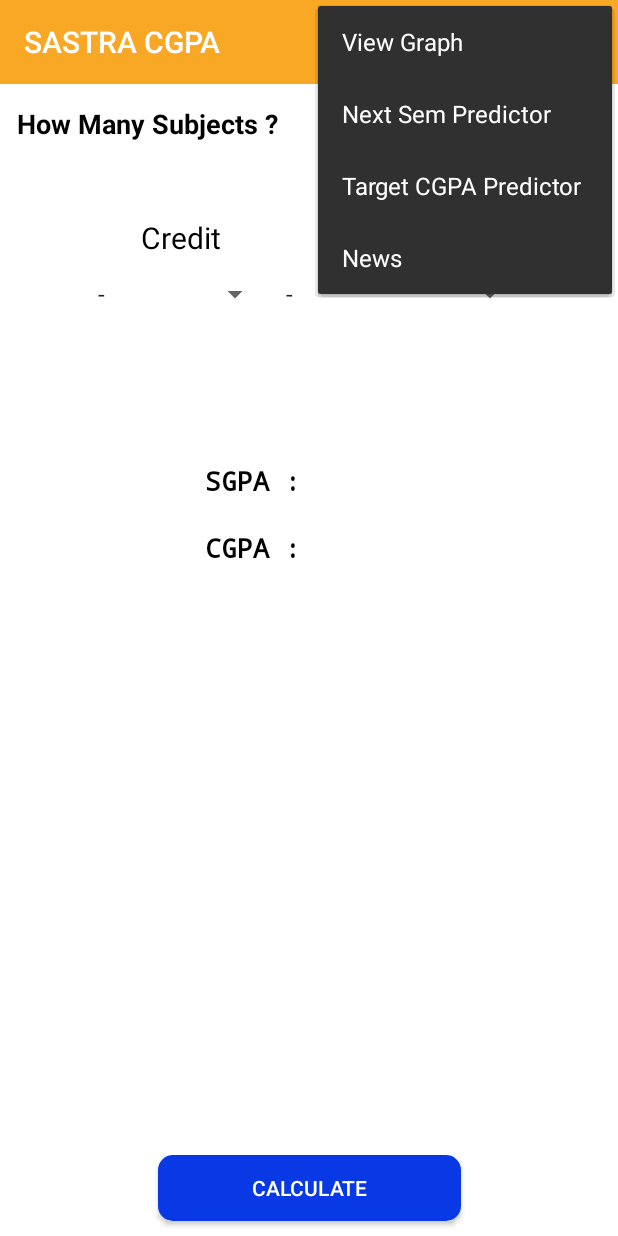
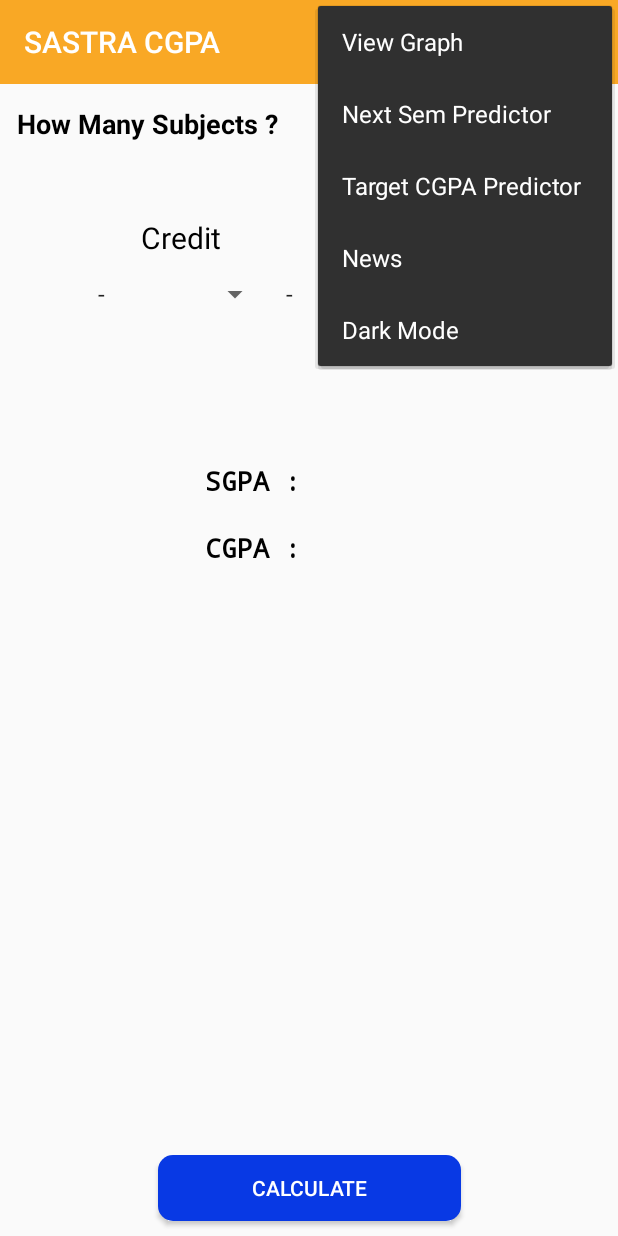
Before and after one commit to saif191020/SastraCGPA, an Android app: the screen it shows after launch (MainActivity), with the options menu open, on a phone screen of 412 x 824 dp. Run offline under Robolectric (Android 15) with nearby library versions, the phone set to English and light mode, and no system bars.

Commit message:
Added Dark Mode.

```diff
--- a/app/build.gradle
+++ b/app/build.gradle
@@ -32,4 +32,7 @@ dependencies {
     implementation 'androidx.recyclerview:recyclerview:1.1.0'
     implementation 'org.jsoup:jsoup:1.12.1'
     implementation 'androidx.cardview:cardview:1.0.0'
+
+    //Material Design Library
+    implementation 'com.google.android.material:material:1.1.0'
 }
--- a/app/src/main/res/drawable/button.xml
+++ b/app/src/main/res/drawable/button.xml
@@ -4,6 +4,6 @@
     android:innerRadius="20dp"
 
     >
-   <solid android:color="#0839E4"></solid>
-    <corners android:radius="10dp"></corners>
+    <solid android:color="@color/buttonColor" />
+    <corners android:radius="10dp" />
 </shape>
--- a/app/src/main/res/layout/activity_main.xml
+++ b/app/src/main/res/layout/activity_main.xml
@@ -4,7 +4,6 @@
     xmlns:tools="http://schemas.android.com/tools"
     android:layout_width="match_parent"
     android:layout_height="match_parent"
-    android:background="#FFFFFF"
     tools:context=".MainActivity"
 
     >
@@ -15,11 +14,10 @@
         android:layout_height="wrap_content"
         android:background="@color/colorPrimary"
         android:theme="@style/ThemeOverlay.AppCompat.Dark.ActionBar"
+        android:titleTextColor="#ffffff"
         app:layout_constraintEnd_toEndOf="parent"
         app:layout_constraintStart_toStartOf="parent"
-        app:layout_constraintTop_toTopOf="parent"
-        android:titleTextColor="#ffffff"
-         />
+        app:layout_constraintTop_toTopOf="parent" />
 
     <ScrollView
         android:id="@+id/scrollView2"
@@ -37,8 +35,7 @@
 
         <RelativeLayout
             android:layout_width="match_parent"
-            android:layout_height="match_parent"
-            android:background="#FFFFFF">
+            android:layout_height="match_parent">
 
             <TextView
                 android:id="@+id/tv_choice"
@@ -49,7 +46,7 @@
                 android:layout_marginTop="8dp"
                 android:layout_marginEnd="5dp"
                 android:text="How Many Subjects ?"
-                android:textColor="@android:color/background_dark"
+                android:textColor="@color/textColor"
                 android:textSize="18sp"
                 android:textStyle="bold" />
 
@@ -82,7 +79,7 @@
                     android:layout_column="0"
                     android:text="Credit"
                     android:textAlignment="center"
-                    android:textColor="#000000"
+                    android:textColor="@color/textColor"
                     android:textSize="20sp" />
 
                 <TextView
@@ -93,7 +90,7 @@
                     android:layout_column="1"
                     android:text="Grade"
                     android:textAlignment="center"
-                    android:textColor="#000000"
+                    android:textColor="@color/textColor"
                     android:textSize="20sp" />
 
                 <Spinner
@@ -285,7 +282,7 @@
                 android:fontFamily="monospace"
                 android:text="SGPA :       "
 
-                android:textColor="#000000"
+                android:textColor="@color/textColor"
                 android:textSize="18sp"
                 android:textStyle="bold" />
 
@@ -299,7 +296,7 @@
                 android:fontFamily="monospace"
                 android:text="CGPA :       "
 
-                android:textColor="#000000"
+                android:textColor="@color/textColor"
                 android:textSize="18sp"
                 android:textStyle="bold" />
 
@@ -322,5 +319,4 @@
         app:layout_constraintTop_toBottomOf="@+id/scrollView2" />
 
 
-
 </androidx.constraintlayout.widget.ConstraintLayout>
--- a/app/src/main/res/layout/newsrows.xml
+++ b/app/src/main/res/layout/newsrows.xml
@@ -29,7 +29,7 @@
                 android:layout_marginTop="8dp"
                 android:layout_marginEnd="12dp"
                 android:textAlignment="textStart"
-                android:textColor="#000"
+                android:textColor="@color/textColor"
                 android:textSize="18sp"
                 android:textStyle="bold"
                 Tools:text="NEWS TITLE HERE" />
--- a/app/src/main/res/menu/menu.xml
+++ b/app/src/main/res/menu/menu.xml
@@ -13,14 +13,14 @@
         />
     <item
         android:id="@+id/Target1"
-        android:title="Next Sem Predictor"
-        />
+        android:title="Next Sem Predictor" />
     <item
         android:id="@+id/Target2"
-        android:title="Target CGPA Predictor"
-        />
+        android:title="Target CGPA Predictor" />
     <item
         android:id="@+id/News"
-        android:title="News"
-        />
+        android:title="News" />
+    <item
+        android:id="@+id/darkSeletionMenu"
+        android:title="Dark Mode" />
 </menu>
--- /dev/null
+++ b/app/src/main/res/values-night/colors.xml
@@ -0,0 +1,11 @@
+<?xml version="1.0" encoding="utf-8"?>
+<resources>
+
+    <color name="colorPrimary">#0E0E0E</color>
+    <color name="colorPrimaryDark">#000000</color>
+    <color name="colorAccent">#03DAC5</color>
+    <color name="textColor">#FFFFFF</color>
+    <color name="buttonColor">#587DFF</color>
+    <color name="cardBckGround">#121212</color>
+
+</resources>
--- a/app/src/main/res/values/colors.xml
+++ b/app/src/main/res/values/colors.xml
@@ -3,4 +3,8 @@
     <color name="colorPrimary">#F9A825</color>
     <color name="colorPrimaryDark">#EF6C00</color>
     <color name="colorAccent">#03DAC5</color>
+    <color name="textColor">#000000</color>
+    <color name="buttonColor">#0839E4</color>
+    <color name="cardBckGround">#FFFFFF</color>
+
 </resources>
--- a/app/src/main/res/values/strings.xml
+++ b/app/src/main/res/values/strings.xml
@@ -47,4 +47,9 @@
     </string-array>
     <!-- TODO: Remove or change this placeholder text -->
     <string name="hello_blank_fragment">Hello blank fragment</string>
+    <string name="choose_theme">Choose theme</string>
+    <string name="system_default">System default</string>
+    <string name="dark">Dark</string>
+    <string name="light">Light</string>
+    <string name="follow_battery_saver">Follow Battery saver</string>
 </resources>
--- a/app/src/main/res/values/styles.xml
+++ b/app/src/main/res/values/styles.xml
@@ -1,7 +1,7 @@
 <resources>
 
     <!-- Base application theme. -->
-    <style name="AppTheme" parent="Theme.AppCompat.Light.NoActionBar">
+    <style name="AppTheme" parent="Theme.AppCompat.DayNight.NoActionBar">
         <!-- Customize your theme here. -->
         <item name="colorPrimary">@color/colorPrimary</item>
         <item name="colorPrimaryDark">@color/colorPrimaryDark</item>
```
Also changed, not shown: app/src/main/java/com/sba/sastracgpa/MainActivity.java (+181 -103 lines), app/src/main/res/layout/activity_cgpa.xml (+21 -22 lines), app/src/main/res/layout/activity_graph.xml (+3 -6 lines), app/src/main/res/layout/activity_target.xml (+5 -5 lines), app/src/main/res/layout/activity_target_cgpa.xml (+6 -6 lines), app/src/main/res/layout/alert_dialog_theme_selection.xml (added, +61 -0 lines), 572 other files.
